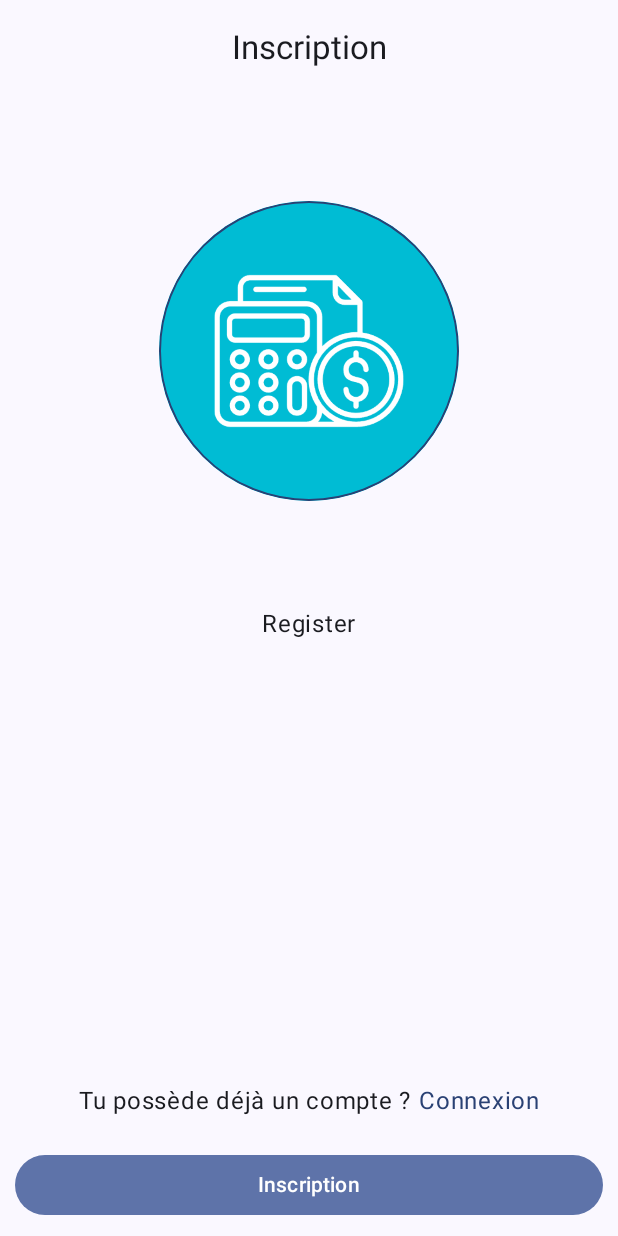
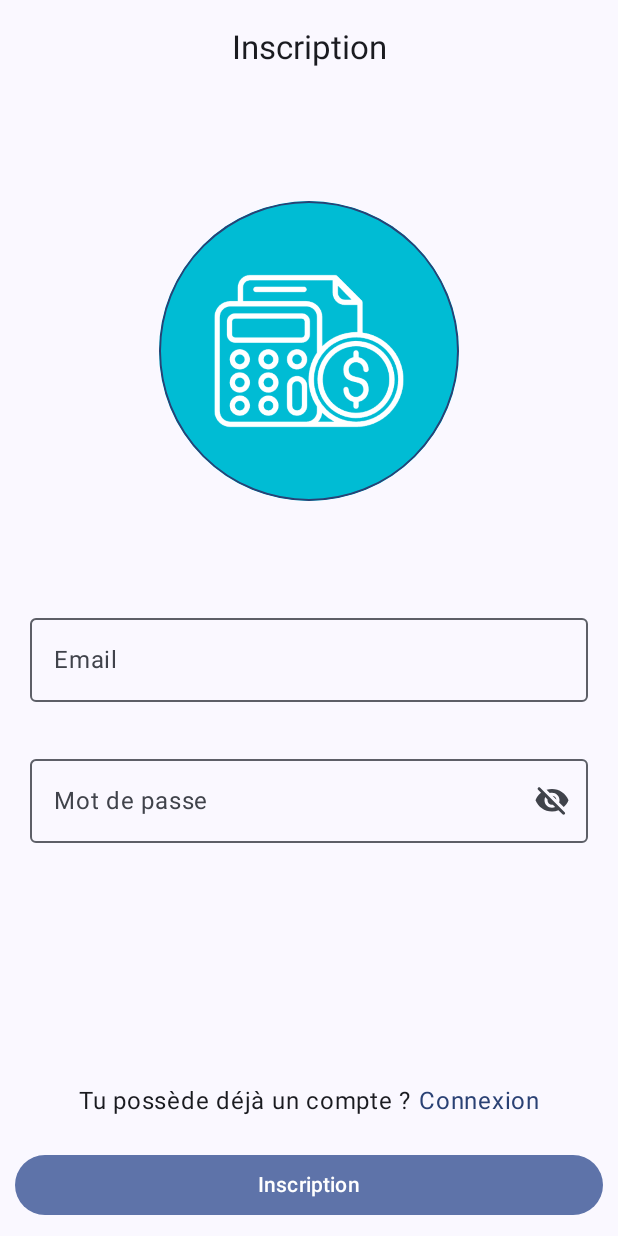
Before and after one commit to Jaetan-Salvetat/jBudget, an Android app built with Jetpack Compose: the screen it shows after launch (AuthActivity), after a tap on "Tu ne possède pas encore de compte ?", on a phone screen of 412 x 824 dp. Run offline under Robolectric (Android 15) with nearby library versions, the phone set to English and light mode, and no system bars; our stand-ins replace accompanist.

Commit message:
Register view UI

```diff
--- a/app/src/main/java/fr/jaetan/jbudget/app/auth/AuthViewModel.kt
+++ b/app/src/main/java/fr/jaetan/jbudget/app/auth/AuthViewModel.kt
@@ -11,6 +11,8 @@ class AuthViewModel: ViewModel() {
     var currentScreen by mutableStateOf(AuthScreens.Login)
     var loginEmail by mutableStateOf("")
     var loginPassword by mutableStateOf("")
+    var registerEmail by mutableStateOf("")
+    var registerPassword by mutableStateOf("")
 
 
     fun navigate(screen: AuthScreens) {
@@ -18,6 +20,7 @@ class AuthViewModel: ViewModel() {
     }
 
     fun login() = Unit
+    fun register() = Unit
 }
 
 enum class AuthScreens(
--- a/app/src/main/java/fr/jaetan/jbudget/app/auth/views/RegisterView.kt
+++ b/app/src/main/java/fr/jaetan/jbudget/app/auth/views/RegisterView.kt
@@ -1,10 +1,61 @@
 package fr.jaetan.jbudget.app.auth.views
 
+import androidx.compose.foundation.layout.Column
+import androidx.compose.foundation.layout.Spacer
+import androidx.compose.foundation.layout.fillMaxWidth
+import androidx.compose.foundation.layout.height
+import androidx.compose.foundation.text.KeyboardActions
+import androidx.compose.foundation.text.KeyboardOptions
+import androidx.compose.material3.ExperimentalMaterial3Api
+import androidx.compose.material3.OutlinedTextField
 import androidx.compose.material3.Text
+import androidx.compose.material3.TextFieldDefaults
 import androidx.compose.runtime.Composable
+import androidx.compose.ui.Modifier
+import androidx.compose.ui.focus.FocusDirection
+import androidx.compose.ui.graphics.Color
+import androidx.compose.ui.platform.LocalFocusManager
+import androidx.compose.ui.res.stringResource
+import androidx.compose.ui.text.input.ImeAction
+import androidx.compose.ui.text.input.KeyboardType
+import androidx.compose.ui.unit.dp
+import fr.jaetan.jbudget.R
 import fr.jaetan.jbudget.app.auth.AuthViewModel
+import fr.jaetan.jbudget.ui.widgets.OutlinedTextFieldPassword
 
+@OptIn(ExperimentalMaterial3Api::class)
 @Composable
 fun RegisterView(viewModel: AuthViewModel) {
-    Text("Register")
+    val focusManager = LocalFocusManager.current
+    val keyboardActions = KeyboardActions(
+        onNext = { focusManager.moveFocus(FocusDirection.Down) },
+        onDone = {
+            viewModel.register()
+            focusManager.clearFocus()
+        }
+    )
+    val colors = TextFieldDefaults.outlinedTextFieldColors(
+        containerColor = Color.Transparent,
+    )
+
+    Column {
+        OutlinedTextField(
+            value = viewModel.registerEmail,
+            onValueChange = { viewModel.registerEmail = it },
+            keyboardOptions = KeyboardOptions(imeAction = ImeAction.Next, keyboardType = KeyboardType.Email),
+            keyboardActions = keyboardActions,
+            label = { Text(stringResource(R.string.email)) },
+            modifier = Modifier.fillMaxWidth(),
+            colors = colors
+        )
+        Spacer(Modifier.height(30.dp))
+        OutlinedTextFieldPassword(
+            value = viewModel.registerPassword,
+            onValueChange = { viewModel.registerPassword = it },
+            keyboardOptions = KeyboardOptions(imeAction = ImeAction.Done),
+            keyboardActions = keyboardActions,
+            modifier = Modifier.fillMaxWidth(),
+            colors = colors
+        )
+    }
 }
```
